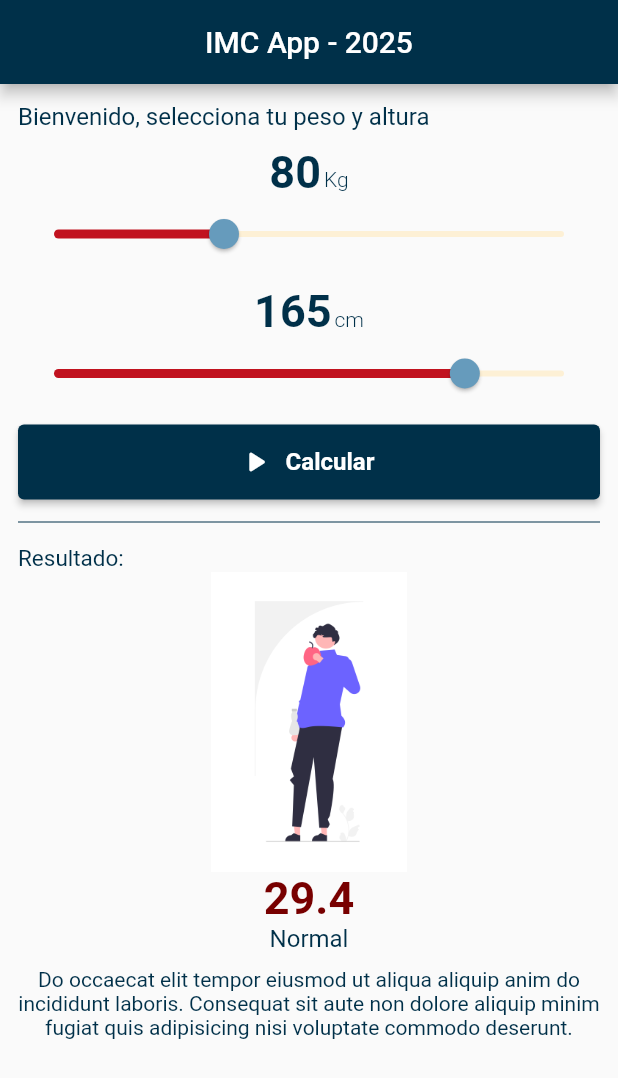
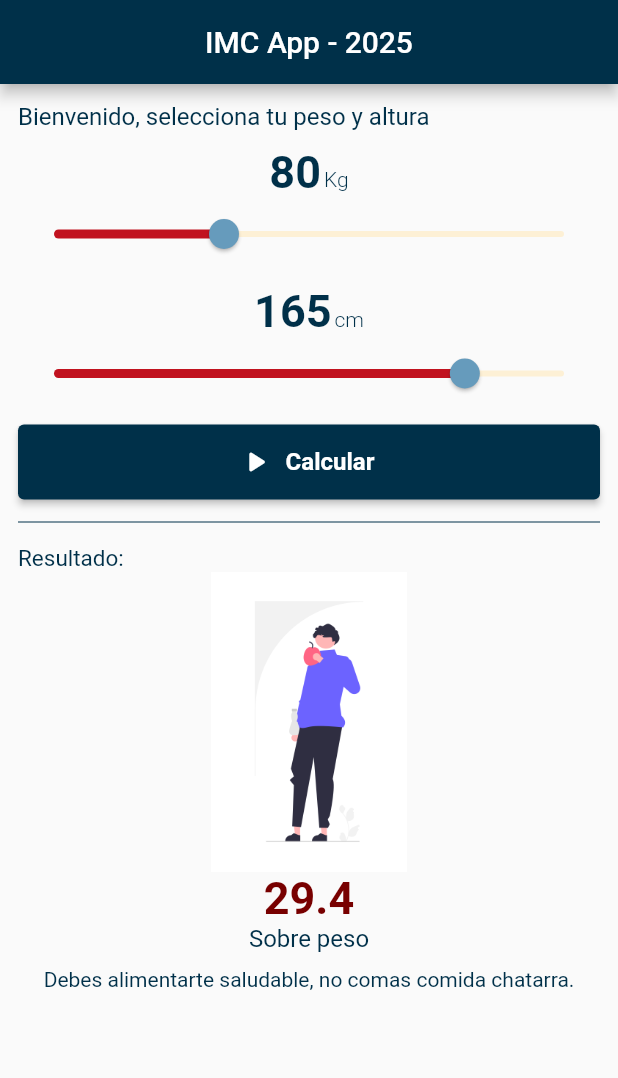
Before and after one commit to duducito15/app07_imc_20242, a Flutter app: the screen it shows after launch, after a tap on "Calcular", on a phone screen of 412 x 824 dp. Shown: the top 1078 px of the screen. Run offline on Flutter 3.47's test engine with Material 3 defaults, Android fonts, the phone set to English and light mode, and no system bars.

Commit message:
Class IMC

```diff
--- a/lib/home_page.dart
+++ b/lib/home_page.dart
@@ -15,10 +15,30 @@ class _HomePageState extends State<HomePage> {
 
   double imc = 0;
   String result = "Normal";
+  String recommendation = "-";
+  String image = "";
 
-  calculateIMC() {
+  void calculateIMC() {
     imc = weight / pow(height / 100, 2);
-
+    if (imc < 18.5) {
+      result = "Bajo peso";
+      recommendation = "Debes alimentarte mejor, come mas saludable";
+      image = "image1";
+    } else if (imc <= 24.9) {
+      result = "Normal";
+      recommendation =
+          "Buen trabajo, sigue comiendo saludable y realiza actividad física.";
+      image = "image2";
+    } else if (imc <= 29.9) {
+      result = "Sobre peso";
+      recommendation = "Debes alimentarte saludable, no comas comida chatarra.";
+      image = "image3";
+    } else {
+      result = "Obesidad";
+      recommendation =
+          "Debes acudir con un especialista, corre en riesgo tu salud";
+      image = "image4";
+    }
     setState(() {});
   }
 
@@ -160,7 +180,7 @@ class _HomePageState extends State<HomePage> {
             ),
             Center(
               child: Image.asset(
-                "assets/images/image3.png",
+                "assets/images/$image.png",
                 height: 200.0,
                 width: 200.0,
                 fit: BoxFit.contain,
@@ -190,7 +210,7 @@ class _HomePageState extends State<HomePage> {
                     height: 10.0,
                   ),
                   Text(
-                    "Do occaecat elit tempor eiusmod ut aliqua aliquip anim do incididunt laboris. Consequat sit aute non dolore aliquip minim fugiat quis adipisicing nisi voluptate commodo deserunt.",
+                    recommendation,
                     style: TextStyle(
                       fontSize: 14.0,
                       color: Color(0xFF003049),
```
Also changed, not shown: lib/imc_calculator.dart (added, +65 -0 lines).
